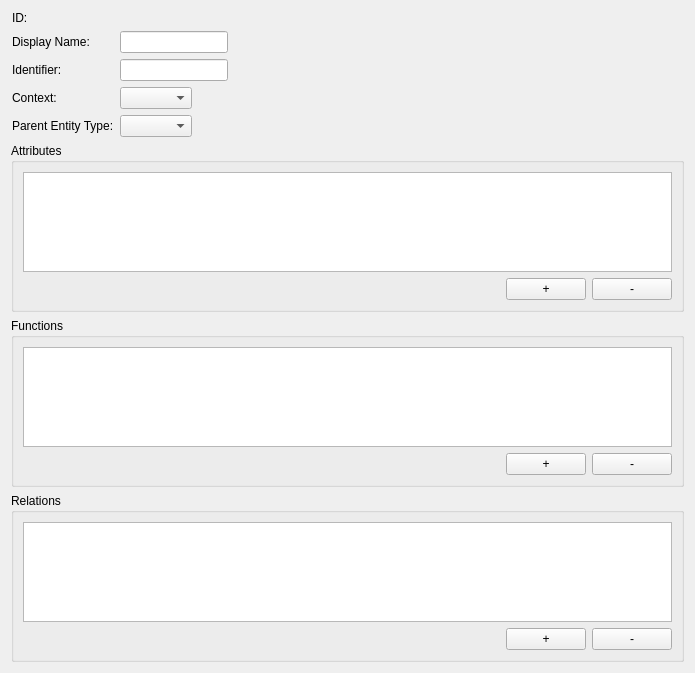
First picture: the form in lib/LBDatabase/src/lbdatabaseexporter/src/mainwindow/views/entitytypeview.ui, repository lbproductions/ProjectStatsMigration, before the edit.
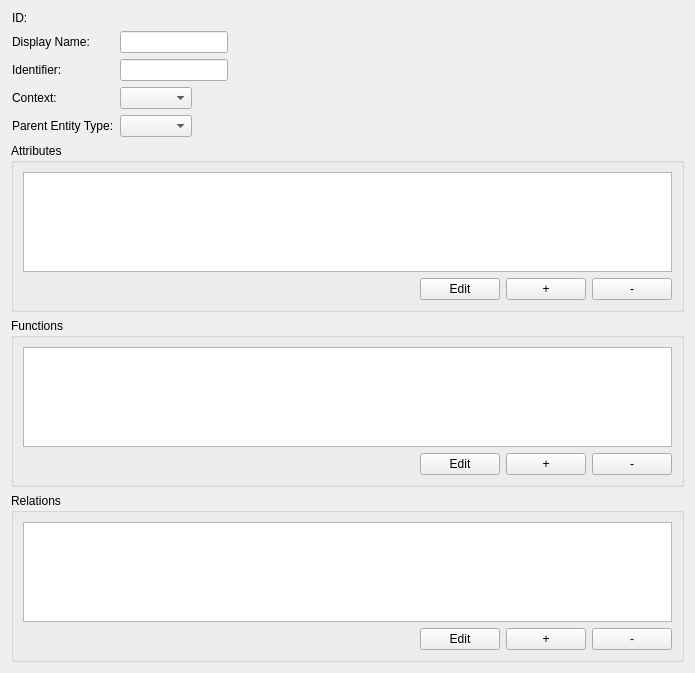
Second picture: the form after the edit.

Commit message: Attribute editierbar gemacht und eine GUI dazu geschrieben

Diff of the .ui file:
```diff
--- a/lib/LBDatabase/src/lbdatabaseexporter/src/mainwindow/views/entitytypeview.ui
+++ b/lib/LBDatabase/src/lbdatabaseexporter/src/mainwindow/views/entitytypeview.ui
@@ -112,6 +112,13 @@
           </property>
          </spacer>
         </item>
+        <item>
+         <widget class="QPushButton" name="pushButtonEditAttribute">
+          <property name="text">
+           <string>Edit</string>
+          </property>
+         </widget>
+        </item>
         <item>
          <widget class="QPushButton" name="pushButtonAddAttribute">
           <property name="text">
@@ -155,6 +162,13 @@
           </property>
          </spacer>
         </item>
+        <item>
+         <widget class="QPushButton" name="pushButtonEditFunction">
+          <property name="text">
+           <string>Edit</string>
+          </property>
+         </widget>
+        </item>
         <item>
          <widget class="QPushButton" name="pushButtonAddFunction">
           <property name="text">
@@ -198,6 +212,13 @@
           </property>
          </spacer>
         </item>
+        <item>
+         <widget class="QPushButton" name="pushButtonEditRelation">
+          <property name="text">
+           <string>Edit</string>
+          </property>
+         </widget>
+        </item>
         <item>
          <widget class="QPushButton" name="pushButtonAddRelation">
           <property name="text">
```
The commit also changes 15 other files.
